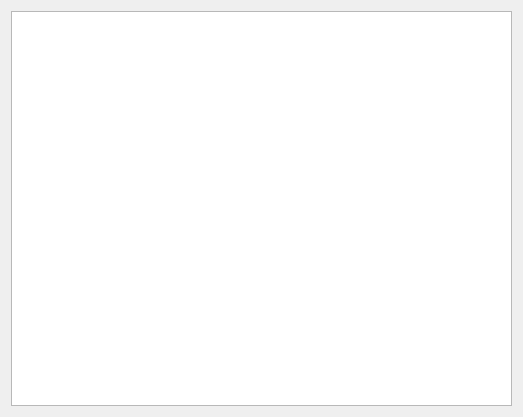
Qt form FmtLib/src/widgets/editcontent/import/tablemaptofmtwidget.ui (Smitt64/WorkFMT) before a commit.
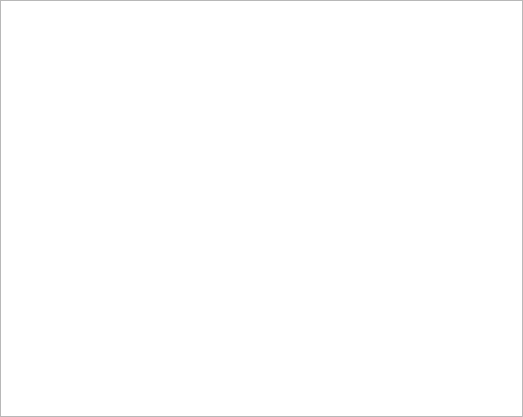
The same form after that commit.

What changed in the file:
```diff
--- a/FmtLib/src/widgets/editcontent/import/tablemaptofmtwidget.ui
+++ b/FmtLib/src/widgets/editcontent/import/tablemaptofmtwidget.ui
@@ -17,6 +17,18 @@
    <property name="spacing">
     <number>0</number>
    </property>
+   <property name="leftMargin">
+    <number>0</number>
+   </property>
+   <property name="topMargin">
+    <number>0</number>
+   </property>
+   <property name="rightMargin">
+    <number>0</number>
+   </property>
+   <property name="bottomMargin">
+    <number>0</number>
+   </property>
    <item>
     <widget class="QWidget" name="widget" native="true"/>
    </item>
```
